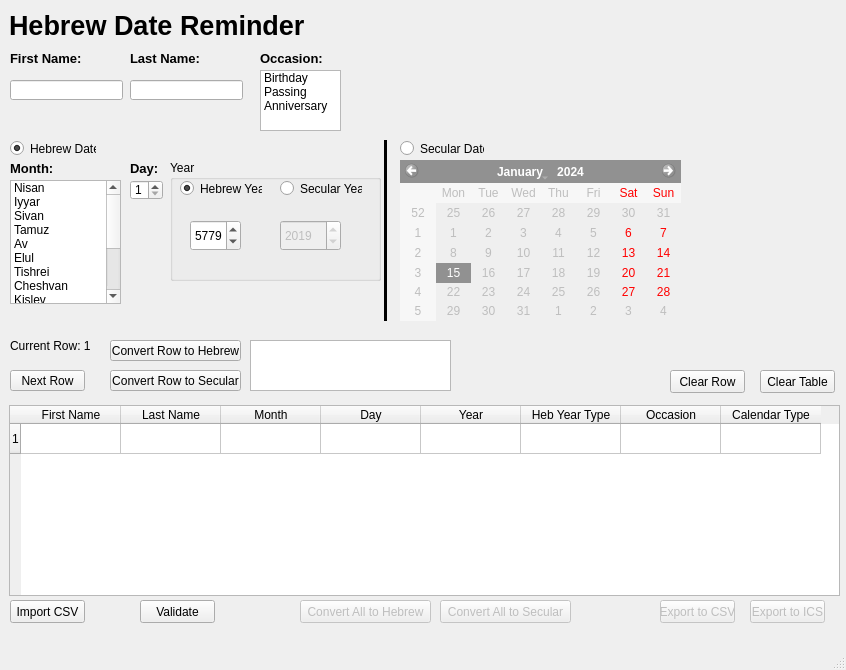
The window that app_gui.ui (roovyshapiro/HebrewDateReminder) describes before a commit, drawn with Qt 5.
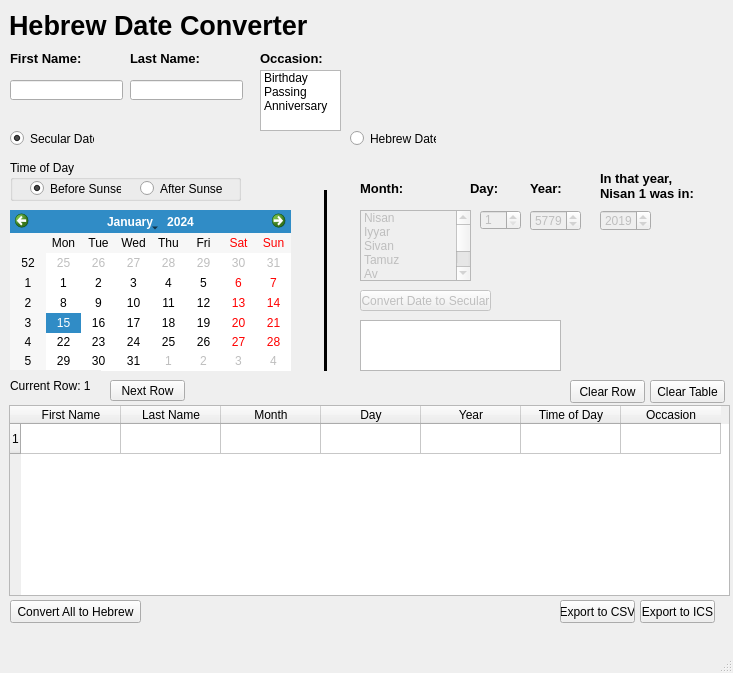
The same window after the commit.

Commit message: Major Redesign - default secular input, no verification

```diff
--- a/app_gui.ui
+++ b/app_gui.ui
@@ -6,8 +6,8 @@
    <rect>
     <x>0</x>
     <y>0</y>
-    <width>846</width>
-    <height>670</height>
+    <width>733</width>
+    <height>673</height>
    </rect>
   </property>
   <property name="windowTitle">
@@ -16,14 +16,14 @@
   <widget class="QWidget" name="centralwidget">
    <widget class="QListWidget" name="months_list">
     <property name="enabled">
-     <bool>true</bool>
+     <bool>false</bool>
     </property>
     <property name="geometry">
      <rect>
-      <x>10</x>
-      <y>180</y>
+      <x>360</x>
+      <y>210</y>
       <width>111</width>
-      <height>124</height>
+      <height>71</height>
      </rect>
     </property>
     <item>
@@ -130,7 +130,7 @@
      <rect>
       <x>9</x>
       <y>405</y>
-      <width>831</width>
+      <width>721</width>
       <height>191</height>
      </rect>
     </property>
@@ -166,7 +166,7 @@
     </column>
     <column>
      <property name="text">
-      <string>Heb Year Type</string>
+      <string>Time of Day</string>
      </property>
     </column>
     <column>
@@ -174,17 +174,12 @@
       <string>Occasion</string>
      </property>
     </column>
-    <column>
-     <property name="text">
-      <string>Calendar Type</string>
-     </property>
-    </column>
    </widget>
    <widget class="QPushButton" name="clear_table">
     <property name="geometry">
      <rect>
-      <x>760</x>
-      <y>370</y>
+      <x>650</x>
+      <y>380</y>
       <width>75</width>
       <height>23</height>
      </rect>
@@ -194,11 +189,14 @@
     </property>
    </widget>
    <widget class="QSpinBox" name="day_spin_box">
+    <property name="enabled">
+     <bool>false</bool>
+    </property>
     <property name="geometry">
      <rect>
-      <x>130</x>
-      <y>180</y>
-      <width>33</width>
+      <x>480</x>
+      <y>210</y>
+      <width>41</width>
       <height>20</height>
      </rect>
     </property>
@@ -215,8 +213,8 @@
    <widget class="QPushButton" name="next_row">
     <property name="geometry">
      <rect>
-      <x>10</x>
-      <y>370</y>
+      <x>110</x>
+      <y>380</y>
       <width>75</width>
       <height>21</height>
      </rect>
@@ -242,14 +240,14 @@
      </font>
     </property>
     <property name="text">
-     <string>Hebrew Date Reminder</string>
+     <string>Hebrew Date Converter</string>
     </property>
    </widget>
    <widget class="QLabel" name="label_2">
     <property name="geometry">
      <rect>
-      <x>130</x>
-      <y>160</y>
+      <x>470</x>
+      <y>180</y>
       <width>30</width>
       <height>16</height>
      </rect>
@@ -308,8 +306,8 @@
    <widget class="QLabel" name="label_5">
     <property name="geometry">
      <rect>
-      <x>10</x>
-      <y>160</y>
+      <x>360</x>
+      <y>180</y>
       <width>46</width>
       <height>16</height>
      </rect>
@@ -347,12 +345,12 @@
    </widget>
    <widget class="QCalendarWidget" name="secular_calendar">
     <property name="enabled">
-     <bool>false</bool>
+     <bool>true</bool>
     </property>
     <property name="geometry">
      <rect>
-      <x>400</x>
-      <y>160</y>
+      <x>10</x>
+      <y>210</y>
       <width>281</width>
       <height>161</height>
      </rect>
@@ -361,8 +359,8 @@
    <widget class="Line" name="line">
     <property name="geometry">
      <rect>
-      <x>370</x>
-      <y>140</y>
+      <x>310</x>
+      <y>190</y>
       <width>31</width>
       <height>181</height>
      </rect>
@@ -378,10 +376,13 @@
     </property>
    </widget>
    <widget class="QRadioButton" name="hebrew_date_btn">
+    <property name="enabled">
+     <bool>true</bool>
+    </property>
     <property name="geometry">
      <rect>
-      <x>10</x>
-      <y>140</y>
+      <x>350</x>
+      <y>130</y>
       <width>86</width>
       <height>17</height>
      </rect>
@@ -390,14 +391,14 @@
      <string>Hebrew Date</string>
     </property>
     <property name="checked">
-     <bool>true</bool>
+     <bool>false</bool>
     </property>
    </widget>
    <widget class="QRadioButton" name="secular_date_btn">
     <property name="geometry">
      <rect>
-      <x>400</x>
-      <y>140</y>
+      <x>10</x>
+      <y>130</y>
       <width>84</width>
       <height>17</height>
      </rect>
@@ -405,12 +406,15 @@
     <property name="text">
      <string>Secular Date</string>
     </property>
+    <property name="checked">
+     <bool>true</bool>
+    </property>
    </widget>
    <widget class="QPushButton" name="clear_row_btn">
     <property name="geometry">
      <rect>
-      <x>670</x>
-      <y>370</y>
+      <x>570</x>
+      <y>380</y>
       <width>75</width>
       <height>23</height>
      </rect>
@@ -419,126 +423,11 @@
      <string>Clear Row</string>
     </property>
    </widget>
-   <widget class="QGroupBox" name="hebyear_groupbox">
-    <property name="enabled">
-     <bool>true</bool>
-    </property>
-    <property name="geometry">
-     <rect>
-      <x>170</x>
-      <y>160</y>
-      <width>211</width>
-      <height>121</height>
-     </rect>
-    </property>
-    <property name="title">
-     <string>Year</string>
-    </property>
-    <property name="checkable">
-     <bool>false</bool>
-    </property>
-    <widget class="QRadioButton" name="sec_year_radio">
-     <property name="enabled">
-      <bool>true</bool>
-     </property>
-     <property name="geometry">
-      <rect>
-       <x>110</x>
-       <y>20</y>
-       <width>82</width>
-       <height>17</height>
-      </rect>
-     </property>
-     <property name="text">
-      <string>Secular Year</string>
-     </property>
-    </widget>
-    <widget class="QRadioButton" name="heb_year_radio">
-     <property name="geometry">
-      <rect>
-       <x>10</x>
-       <y>20</y>
-       <width>82</width>
-       <height>17</height>
-      </rect>
-     </property>
-     <property name="text">
-      <string>Hebrew Year</string>
-     </property>
-     <property name="checkable">
-      <bool>true</bool>
-     </property>
-     <property name="checked">
-      <bool>true</bool>
-     </property>
-    </widget>
-    <widget class="QLabel" name="label">
-     <property name="geometry">
-      <rect>
-       <x>10</x>
-       <y>60</y>
-       <width>36</width>
-       <height>16</height>
-      </rect>
-     </property>
-     <property name="font">
-      <font>
-       <pointsize>10</pointsize>
-       <weight>75</weight>
-       <bold>true</bold>
-      </font>
-     </property>
-     <property name="text">
-      <string/>
-     </property>
-    </widget>
-    <widget class="QSpinBox" name="heb_year_spin_box">
-     <property name="geometry">
-      <rect>
-       <x>20</x>
-       <y>60</y>
-       <width>51</width>
-       <height>31</height>
-      </rect>
-     </property>
-     <property name="minimum">
-      <number>5500</number>
-     </property>
-     <property name="maximum">
-      <number>6000</number>
-     </property>
-     <property name="value">
-      <number>5779</number>
-     </property>
-    </widget>
-    <widget class="QSpinBox" name="sec_year_spin_box">
-     <property name="enabled">
-      <bool>false</bool>
-     </property>
-     <property name="geometry">
-      <rect>
-       <x>110</x>
-       <y>60</y>
-       <width>61</width>
-       <height>31</height>
-      </rect>
-     </property>
-     <property name="minimum">
-      <number>1800</number>
-     </property>
-     <property name="maximum">
-      <number>2100</number>
-     </property>
-     <property name="value">
-      <number>2019</number>
-     </property>
-    </widget>
-   </widget>
    <widget class="QLabel" name="current_row_label">
     <property name="geometry">
      <rect>
       <x>10</x>
-      <y>330</y>
+      <y>370</y>
       <width>91</width>
       <height>31</height>
      </rect>
@@ -591,26 +480,13 @@
      <bool>false</bool>
     </property>
    </widget>
-   <widget class="QPushButton" name="import_csv_btn">
-    <property name="geometry">
-     <rect>
-      <x>10</x>
-      <y>600</y>
-      <width>75</width>
-      <height>23</height>
-     </rect>
-    </property>
-    <property name="text">
-     <string>Import CSV</string>
-    </property>
-   </widget>
    <widget class="QPushButton" name="convert_all_hebrew_btn">
     <property name="enabled">
-     <bool>false</bool>
+     <bool>true</bool>
     </property>
     <property name="geometry">
      <rect>
-      <x>300</x>
+      <x>10</x>
       <y>600</y>
       <width>131</width>
       <height>23</height>
@@ -622,11 +498,11 @@
    </widget>
    <widget class="QPushButton" name="export_csv_btn">
     <property name="enabled">
-     <bool>false</bool>
+     <bool>true</bool>
     </property>
     <property name="geometry">
      <rect>
-      <x>660</x>
+      <x>560</x>
       <y>600</y>
       <width>75</width>
       <height>23</height>
@@ -638,11 +514,11 @@
    </widget>
    <widget class="QPushButton" name="export_ics_btn">
     <property name="enabled">
-     <bool>false</bool>
+     <bool>true</bool>
     </property>
     <property name="geometry">
      <rect>
-      <x>750</x>
+      <x>640</x>
       <y>600</y>
       <width>75</width>
       <height>23</height>
@@ -658,63 +534,148 @@
     </property>
     <property name="geometry">
      <rect>
-      <x>440</x>
-      <y>600</y>
+      <x>360</x>
+      <y>290</y>
       <width>131</width>
-      <height>23</height>
-     </rect>
-    </property>
-    <property name="text">
-     <string>Convert All to Secular</string>
-    </property>
-   </widget>
-   <widget class="QPushButton" name="convert_row_hebrew_btn">
-    <property name="geometry">
-     <rect>
-      <x>110</x>
-      <y>340</y>
-      <width>131</width>
       <height>21</height>
      </rect>
     </property>
     <property name="text">
-     <string>Convert Row to Hebrew</string>
-    </property>
-   </widget>
-   <widget class="QPushButton" name="convert_row_secular_btn">
-    <property name="geometry">
-     <rect>
-      <x>110</x>
-      <y>370</y>
-      <width>131</width>
-      <height>21</height>
-     </rect>
-    </property>
-    <property name="text">
-     <string>Convert Row to Secular</string>
+     <string>Convert Date to Secular</string>
     </property>
    </widget>
    <widget class="QPlainTextEdit" name="converted_date_text">
     <property name="geometry">
      <rect>
-      <x>250</x>
-      <y>340</y>
+      <x>360</x>
+      <y>320</y>
       <width>201</width>
       <height>51</height>
      </rect>
     </property>
    </widget>
-   <widget class="QPushButton" name="validate_btn">
+   <widget class="QSpinBox" name="heb_year_spin_box">
+    <property name="enabled">
+     <bool>false</bool>
+    </property>
     <property name="geometry">
      <rect>
-      <x>140</x>
-      <y>600</y>
-      <width>75</width>
-      <height>23</height>
+      <x>530</x>
+      <y>210</y>
+      <width>51</width>
+      <height>21</height>
      </rect>
     </property>
+    <property name="minimum">
+     <number>5500</number>
+    </property>
+    <property name="maximum">
+     <number>6000</number>
+    </property>
+    <property name="value">
+     <number>5779</number>
+    </property>
+   </widget>
+   <widget class="QLabel" name="label_7">
+    <property name="geometry">
+     <rect>
+      <x>530</x>
+      <y>180</y>
+      <width>41</width>
+      <height>16</height>
+     </rect>
+    </property>
+    <property name="font">
+     <font>
+      <pointsize>10</pointsize>
+      <weight>75</weight>
+      <bold>true</bold>
+     </font>
+    </property>
     <property name="text">
-     <string>Validate</string>
+     <string>Year:</string>
+    </property>
+   </widget>
+   <widget class="QGroupBox" name="time_of_day_group_box">
+    <property name="geometry">
+     <rect>
+      <x>10</x>
+      <y>160</y>
+      <width>231</width>
+      <height>41</height>
+     </rect>
+    </property>
+    <property name="title">
+     <string>Time of Day</string>
+    </property>
+    <widget class="QRadioButton" name="before_sunset_radio">
+     <property name="geometry">
+      <rect>
+       <x>20</x>
+       <y>20</y>
+       <width>91</width>
+       <height>17</height>
+      </rect>
+     </property>
+     <property name="text">
+      <string>Before Sunset</string>
+     </property>
+     <property name="checked">
+      <bool>true</bool>
+     </property>
+    </widget>
+    <widget class="QRadioButton" name="after_sunset_radio">
+     <property name="geometry">
+      <rect>
+       <x>130</x>
+       <y>20</y>
+       <width>82</width>
+       <height>17</height>
+      </rect>
+     </property>
+     <property name="text">
+      <string>After Sunset</string>
+     </property>
+    </widget>
+   </widget>
+   <widget class="QSpinBox" name="sec_year_spin_box">
+    <property name="enabled">
+     <bool>false</bool>
+    </property>
+    <property name="geometry">
+     <rect>
+      <x>600</x>
+      <y>210</y>
+      <width>51</width>
+      <height>21</height>
+     </rect>
+    </property>
+    <property name="maximum">
+     <number>2500</number>
+    </property>
+    <property name="value">
+     <number>2019</number>
+    </property>
+   </widget>
+   <widget class="QLabel" name="label_8">
+    <property name="geometry">
+     <rect>
+      <x>600</x>
+      <y>165</y>
+      <width>121</width>
+      <height>41</height>
+     </rect>
+    </property>
+    <property name="font">
+     <font>
+      <pointsize>10</pointsize>
+      <weight>75</weight>
+      <bold>true</bold>
+     </font>
+    </property>
+    <property name="text">
+     <string>In that year,
+Nisan 1 was in:</string>
     </property>
    </widget>
   </widget>
```
Left out of the diff: 9 changed lines with no effect on the pictures. The commit also changes 1 other file.
